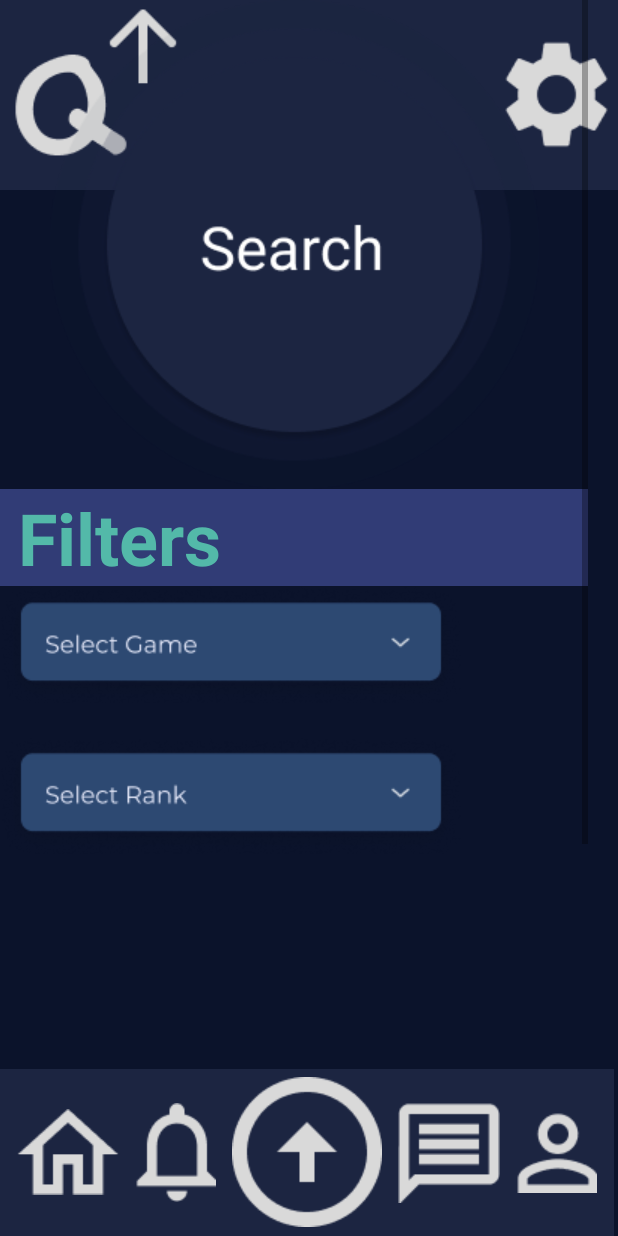
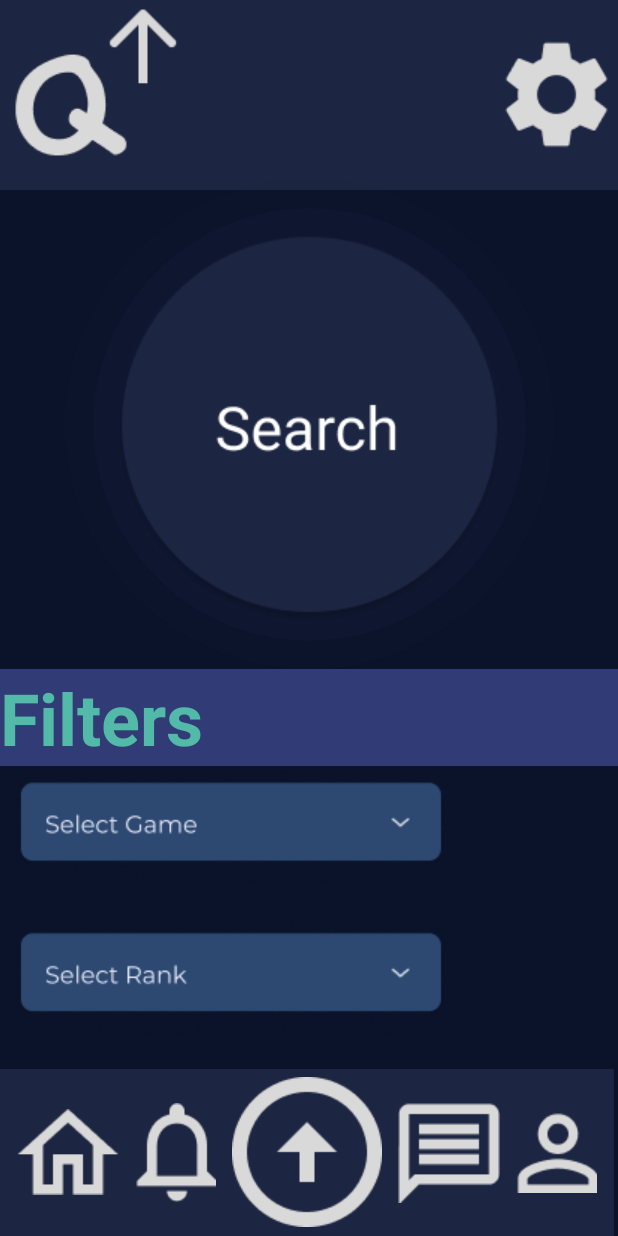
Before and after one commit to bathchair/queue-up, an Android app: the layout search_page.xml on its own in the app's theme, with its tools: preview values and no code run, on a phone screen of 412 x 824 dp. Run offline under Robolectric (Android 15) with nearby library versions, the phone set to English and light mode, and no system bars.

Commit message:
scrollview shenanigans

```diff
--- a/app/src/main/java/com/example/queueup/SearchActivity.java
+++ b/app/src/main/java/com/example/queueup/SearchActivity.java
@@ -23,7 +23,6 @@ public class SearchActivity extends AppCompatActivity {
         setContentView(R.layout.search_page);
 
         // Circular Search Button
-
         ImageButton searchBtn = findViewById(R.id.search_btn);
         searchBtn.setOnClickListener(new View.OnClickListener() {
             public void onClick(View V) {
@@ -32,10 +31,22 @@ public class SearchActivity extends AppCompatActivity {
             }
         });
 
-        // TODO: Filters
+        // Filter Buttons
+        ImageButton selectGame = findViewById(R.id.select_game_btn);
+        selectGame.setOnClickListener(new View.OnClickListener() {
+            public void onClick(View V) {
+                // TODO
+            }
+        });
 
-        // Navigation Bar Buttons below
+        ImageButton selectRank = findViewById(R.id.select_rank_btn);
+        selectRank.setOnClickListener(new View.OnClickListener() {
+            public void onClick(View V) {
+                // TODO
+            }
+        });
 
+        // Navigation Bar Buttons
         ImageButton homeButton = findViewById(R.id.homeButton);
         homeButton.setOnClickListener(new View.OnClickListener() {
             public void onClick(View v) {
--- a/app/src/main/res/layout/search_page.xml
+++ b/app/src/main/res/layout/search_page.xml
@@ -1,19 +1,19 @@
 <?xml version="1.0" encoding="utf-8"?>
-<androidx.constraintlayout.widget.ConstraintLayout xmlns:android="http://schemas.android.com/apk/res/android"
+<RelativeLayout xmlns:android="http://schemas.android.com/apk/res/android"
     xmlns:app="http://schemas.android.com/apk/res-auto"
     xmlns:tools="http://schemas.android.com/tools"
     android:layout_width="match_parent"
-    android:layout_height="match_parent"
+    android:layout_height="fill_parent"
     android:background="#2E2886">
 
     <RelativeLayout
         android:id="@+id/searchScreen"
         android:layout_width="match_parent"
         android:layout_height="wrap_content"
-        android:background="#0B132B"
-        tools:context=".MainActivity">
+        android:background="#0B132B">
 
         <LinearLayout
+            android:id="@+id/topBar"
             android:layout_width="match_parent"
             android:layout_height="wrap_content"
             android:layout_alignParentTop="true"
@@ -27,7 +27,8 @@
                 android:layout_width="wrap_content"
                 android:layout_height="wrap_content"
                 android:background="#00FFFFFF"
-                android:paddingLeft="5dp"
+                android:contentDescription="@string/app_name"
+                android:paddingStart="5dp"
                 android:paddingTop="5dp"
                 android:paddingEnd="200dp"
                 app:srcCompat="@drawable/logo" />
@@ -37,12 +38,68 @@
                 android:layout_width="wrap_content"
                 android:layout_height="wrap_content"
                 android:background="#00FFFFFF"
+                android:contentDescription="@string/settings_button"
                 android:padding="5dp"
                 app:srcCompat="@drawable/settings" />
 
         </LinearLayout>
 
+        <ScrollView
+            android:id="@+id/scrollView"
+            android:layout_width="match_parent"
+            android:layout_height="wrap_content">
+
+            <LinearLayout
+                android:layout_width="match_parent"
+                android:layout_height="wrap_content"
+                android:orientation="vertical">
+
+                <ImageButton
+                    android:id="@+id/search_btn"
+                    android:layout_width="match_parent"
+                    android:layout_height="match_parent"
+                    android:background="#00FFFFFF"
+                    android:contentDescription="@string/search_button"
+                    android:paddingTop="120dp"
+                    app:srcCompat="@drawable/search_btn"
+                    tools:ignore="RedundantDescriptionCheck,DuplicateSpeakableTextCheck" />
+
+                <TextView
+                    android:id="@+id/filters"
+                    android:layout_width="match_parent"
+                    android:layout_height="wrap_content"
+                    android:background="#313C76"
+                    android:text="@string/filters"
+                    android:textColor="#53B9A9"
+                    android:textSize="48sp"
+                    android:textStyle="bold" />
+
+                <ImageButton
+                    android:id="@+id/select_game_btn"
+                    android:layout_width="match_parent"
+                    android:layout_height="87dp"
+                    android:adjustViewBounds="false"
+                    android:background="#00FFFFFF"
+                    android:baselineAlignBottom="false"
+                    android:contentDescription="@string/select_game"
+                    android:scaleType="matrix"
+                    app:srcCompat="@drawable/select_game" />
+
+                <ImageButton
+                    android:id="@+id/select_rank_btn"
+                    android:layout_width="match_parent"
+                    android:layout_height="98dp"
+                    android:background="#00FFFFFF"
+                    android:contentDescription="@string/search_button"
+                    android:scaleType="matrix"
+                    app:srcCompat="@drawable/select_rank"
+                    tools:ignore="RedundantDescriptionCheck" />
+
+            </LinearLayout>
+        </ScrollView>
+
         <LinearLayout
+            android:id="@+id/botBar"
             android:layout_width="409dp"
             android:layout_height="111dp"
             android:layout_alignParentBottom="true"
@@ -55,98 +112,52 @@
                 android:layout_width="wrap_content"
                 android:layout_height="wrap_content"
                 android:background="#00FFFFFF"
+                android:contentDescription="@string/home_button"
                 android:padding="5dp"
-                app:srcCompat="@drawable/home" />
+                app:srcCompat="@drawable/home"
+                tools:ignore="RedundantDescriptionCheck" />
 
             <ImageButton
                 android:id="@+id/notificationButton"
                 android:layout_width="wrap_content"
                 android:layout_height="wrap_content"
                 android:background="#00FFFFFF"
+                android:contentDescription="@string/notification_button"
                 android:padding="5dp"
-                app:srcCompat="@drawable/notif" />
+                app:srcCompat="@drawable/notif"
+                tools:ignore="RedundantDescriptionCheck" />
 
             <ImageButton
                 android:id="@+id/searchButton"
                 android:layout_width="wrap_content"
                 android:layout_height="wrap_content"
                 android:background="#00FFFFFF"
+                android:contentDescription="@string/search_button"
                 android:padding="5dp"
-                app:srcCompat="@drawable/search" />
+                app:srcCompat="@drawable/search"
+                tools:ignore="RedundantDescriptionCheck" />
 
             <ImageButton
                 android:id="@+id/chatButton"
                 android:layout_width="wrap_content"
                 android:layout_height="wrap_content"
                 android:background="#00FFFFFF"
+                android:contentDescription="@string/chat_button"
                 android:padding="5dp"
-                app:srcCompat="@drawable/message" />
+                app:srcCompat="@drawable/message"
+                tools:ignore="RedundantDescriptionCheck" />
 
             <ImageButton
                 android:id="@+id/profileButton"
                 android:layout_width="wrap_content"
                 android:layout_height="wrap_content"
                 android:background="#00FFFFFF"
+                android:contentDescription="@string/profile_button"
                 android:padding="5dp"
-                app:srcCompat="@drawable/profile" />
+                app:srcCompat="@drawable/profile"
+                tools:ignore="RedundantDescriptionCheck" />
         </LinearLayout>
 
     </RelativeLayout>
 
-    <LinearLayout
-        android:layout_width="417dp"
-        android:layout_height="283dp"
-        android:orientation="horizontal">
-
-    </LinearLayout>
-
-    <ScrollView
-        android:layout_width="392dp"
-        android:layout_height="569dp"
-        tools:layout_editor_absoluteX="0dp"
-        tools:layout_editor_absoluteY="127dp">
-
-        <LinearLayout
-            android:layout_width="match_parent"
-            android:layout_height="wrap_content"
-            android:orientation="vertical">
-
-            <ImageButton
-                android:id="@+id/search_btn"
-                android:layout_width="match_parent"
-                android:layout_height="wrap_content"
-                android:background="#00FFFFFF"
-                app:srcCompat="@drawable/search_btn" />
-
-            <TextView
-                android:id="@+id/filters"
-                android:layout_width="match_parent"
-                android:layout_height="wrap_content"
-                android:background="#313C76"
-                android:text=" Filters"
-                android:textColor="#53B9A9"
-                android:textSize="48sp"
-                android:textStyle="bold" />
-
-            <ImageButton
-                android:id="@+id/select_game_btn"
-                android:layout_width="481dp"
-                android:layout_height="87dp"
-                android:adjustViewBounds="false"
-                android:background="#00FFFFFF"
-                android:baselineAlignBottom="false"
-                android:scaleType="matrix"
-                app:srcCompat="@drawable/select_game" />
-
-            <ImageButton
-                android:id="@+id/select_rank_btn"
-                android:layout_width="461dp"
-                android:layout_height="98dp"
-                android:background="#00FFFFFF"
-                android:scaleType="matrix"
-                app:srcCompat="@drawable/select_rank" />
-
-        </LinearLayout>
-    </ScrollView>
-
-</androidx.constraintlayout.widget.ConstraintLayout>
+</RelativeLayout>
--- a/app/src/main/res/values/strings.xml
+++ b/app/src/main/res/values/strings.xml
@@ -1,6 +1,15 @@
 <resources>
     <string name="app_name">QueueUp</string>
+    <string name="settings_button">Settings</string>
     <string name="ok">Save</string>
     <string name="cancel">Cancel</string>
     <string name="add_game">Add Game</string>
+    <string name="home_button">Home Button</string>
+    <string name="notification_button">Notifications Button</string>
+    <string name="profile_button">Profile Button</string>
+    <string name="search_button">Search Button</string>
+    <string name="chat_button">Chat Button</string>
+    <string name="filters">Filters</string>
+    <string name="select_game">Filter Game</string>
+    <string name="select_rank">Filter Rank</string>
 </resources>
```
